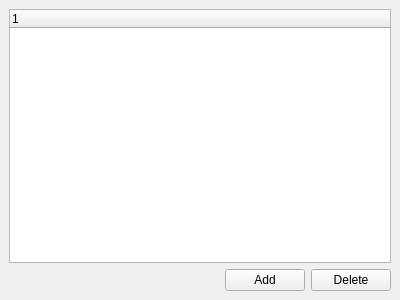
The window that src/widgets/QRegWidget.ui (NDNF/cutter) describes before a commit, drawn with Qt 5.
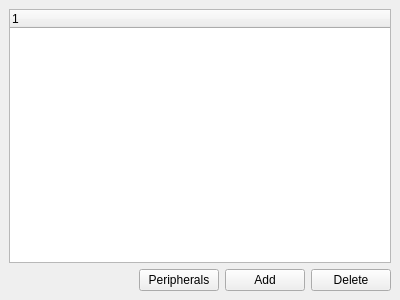
The same window after the commit.

Commit message: add peripheral functionally

```diff
--- a/src/widgets/QRegWidget.ui
+++ b/src/widgets/QRegWidget.ui
@@ -33,6 +33,13 @@
         </property>
        </spacer>
       </item>
+      <item>
+       <widget class="QPushButton" name="Per">
+        <property name="text">
+         <string>Peripherals</string>
+        </property>
+       </widget>
+      </item>
       <item>
        <widget class="QPushButton" name="Add">
         <property name="text">
```
The commit also changes 11 other files.
